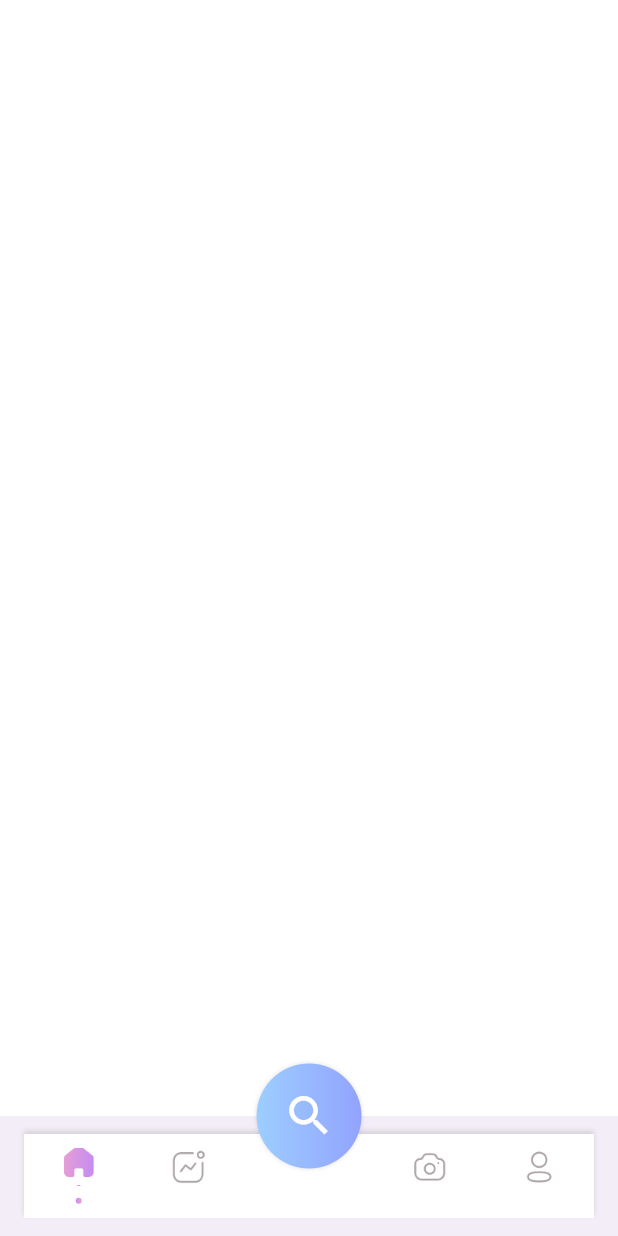
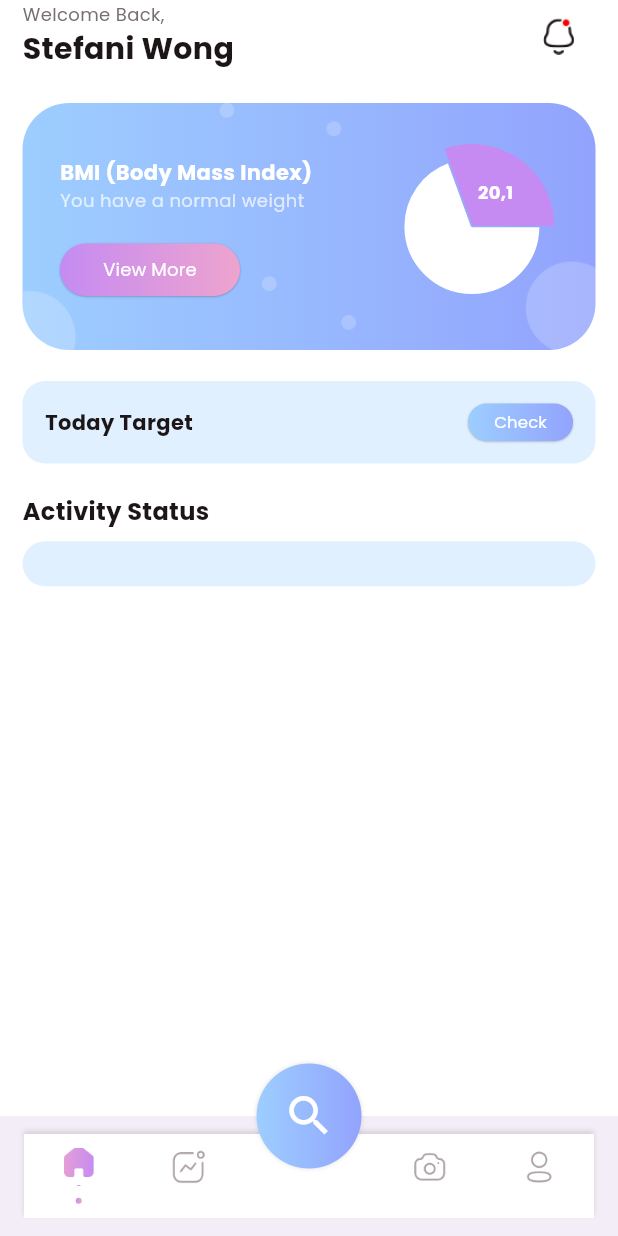
Before and after one commit to Daflah/FitnessTracker-SoftDev, a Flutter app: the MainTabView screen opened directly, on a phone screen of 412 x 824 dp. Run offline on Flutter 3.47's test engine with Material 3 defaults, Android fonts, the phone set to English and light mode, and no system bars; drawn by our look-alikes of fl_chart; our stand-ins replace carousel_slider.

Commit message:
push ajalah

```diff
--- a/lib/common_widget/round_button.dart
+++ b/lib/common_widget/round_button.dart
@@ -1,16 +1,21 @@
 import 'package:fitness_tracker/common/colo_extension.dart';
 import 'package:flutter/material.dart';
 
-enum RoundButtonType {bgGradient, textGradient}
+enum RoundButtonType {bgGradient, bgSGradient, textGradient}
 
 class RoundButton extends StatelessWidget {
   final String title;
   final RoundButtonType type;
   final VoidCallback onPressed;
+  final double fontSize;
+  final FontWeight fontWeight;
+
   const RoundButton(
     {super.key,
     required this.title,
     this.type = RoundButtonType.bgGradient,
+    this.fontSize = 16,
+    this.fontWeight = FontWeight.w700,
     required this.onPressed});
 
   @override
@@ -18,11 +23,10 @@ class RoundButton extends StatelessWidget {
     return Container(
       decoration: BoxDecoration(
         gradient: LinearGradient(
-          colors: TColor.primaryG,
-          begin: Alignment.centerLeft,
-          end: Alignment.centerRight),
+          colors: type == RoundButtonType.bgSGradient ? TColor.secondaryG :  TColor.primaryG,
+          ),
         borderRadius: BorderRadius.circular(25),
-        boxShadow: type ==  RoundButtonType.bgGradient
+        boxShadow: type == RoundButtonType.bgGradient ||  type == RoundButtonType.bgSGradient
         ? const [
           BoxShadow(
             color: Colors.black26,
@@ -36,13 +40,16 @@ class RoundButton extends StatelessWidget {
           shape: RoundedRectangleBorder(borderRadius: BorderRadius.circular(25)),
           textColor: TColor.primaryColor1,
           minWidth: double.maxFinite,
-          elevation: type ==  RoundButtonType.bgGradient ? 0 : 1,
-          color: type ==  RoundButtonType.bgGradient ? Colors.transparent : TColor.white,
-          child: type ==  RoundButtonType.bgGradient ?  Text(title,
-              style: TextStyle(
-                color: TColor.white,
-                fontSize: 18,
-                fontWeight: FontWeight.w700))
+          elevation: type == RoundButtonType.bgGradient ||  type == RoundButtonType.bgSGradient ? 0 : 1,
+          color: type == RoundButtonType.bgGradient ||  type == RoundButtonType.bgSGradient
+            ? Colors.transparent
+            : TColor.white,
+        child: type == RoundButtonType.bgGradient ||  type == RoundButtonType.bgSGradient
+            ? Text(title,
+                style: TextStyle(
+                    color: TColor.white,
+                    fontSize: fontSize,
+                    fontWeight: fontWeight))
             : ShaderMask(
             blendMode: BlendMode.srcIn,
             shaderCallback: (bounds) {
@@ -56,8 +63,8 @@ class RoundButton extends StatelessWidget {
             child: Text(title,
               style: TextStyle(
                 color: TColor.primaryColor1,
-                fontSize: 18,
-                fontWeight: FontWeight.w700)),
+                fontSize: fontSize,
+                fontWeight: fontWeight)),
         ),
       ),
     );
--- /dev/null
+++ b/lib/view/home/blank_view.dart
@@ -0,0 +1,18 @@
+import 'package:fitness_tracker/common/colo_extension.dart';
+import 'package:flutter/material.dart';
+
+class BlankView extends StatefulWidget {
+  const BlankView({super.key});
+
+  @override
+  State<BlankView> createState() => _BlankViewState();
+}
+
+class _BlankViewState extends State<BlankView> {
+  @override
+  Widget build(BuildContext context) {
+    return Scaffold(
+      backgroundColor: TColor.white,
+    );
+  }
+}
--- /dev/null
+++ b/lib/view/home/home_view.dart
@@ -0,0 +1,240 @@
+import 'package:fitness_tracker/common/colo_extension.dart';
+import 'package:fitness_tracker/common_widget/round_button.dart';
+import 'package:fl_chart/fl_chart.dart';
+import 'package:flutter/material.dart';
+
+class HomeView extends StatefulWidget {
+  const HomeView({super.key});
+
+  @override
+  State<HomeView> createState() => _HomeViewState();
+}
+
+class _HomeViewState extends State<HomeView> {
+  @override
+  Widget build(BuildContext context) {
+    var media = MediaQuery.of(context).size;
+    return Scaffold(
+      backgroundColor: TColor.white,
+      body: SingleChildScrollView(
+        child: SafeArea(
+          child: Padding(
+            padding: const EdgeInsets.symmetric(horizontal: 15),
+            child: Column(
+              crossAxisAlignment: CrossAxisAlignment.start,
+              children: [
+                Row(
+                  mainAxisAlignment: MainAxisAlignment.spaceBetween,
+                  children: [
+                    Column(
+                      crossAxisAlignment: CrossAxisAlignment.start,
+                      children: [
+                        Text(
+                          "Welcome Back,",
+                          style: TextStyle(color: TColor.gray, fontSize: 12),
+                        ),
+                        Text(
+                          "Stefani Wong",
+                          style: TextStyle(
+                              color: TColor.black,
+                              fontSize: 20,
+                              fontWeight: FontWeight.w700),
+                        ),
+                      ],
+                    ),
+                    IconButton(
+                        onPressed: () {
+                          // Navigator.push(
+                          //   context,
+                          //   MaterialPageRoute(
+                          //     builder: (context) => const NotificationView(),
+                          //   ),
+                          // );
+                        },
+                        icon: Image.asset(
+                          "assets/img/notification_active.png",
+                          width: 25,
+                          height: 25,
+                          fit: BoxFit.fitHeight,
+                        ))
+                  ],
+                ),
+                SizedBox(
+                  height: media.width * 0.05,
+                ),
+                Container(
+                  height: media.width * 0.4,
+                  decoration: BoxDecoration(
+                      gradient: LinearGradient(colors: TColor.primaryG),
+                      borderRadius: BorderRadius.circular(media.width * 0.075)),
+                  child: Stack(alignment: Alignment.center, children: [
+                    Image.asset(
+                      "assets/img/bg_dots.png",
+                      height: media.width * 0.4,
+                      width: double.maxFinite,
+                      fit: BoxFit.fitHeight,
+                    ),
+                    Padding(
+                      padding: const EdgeInsets.symmetric(
+                          vertical: 25, horizontal: 25),
+                      child: Row(
+                        mainAxisAlignment: MainAxisAlignment.spaceBetween,
+                        children: [
+                          Column(
+                            mainAxisAlignment: MainAxisAlignment.center,
+                            crossAxisAlignment: CrossAxisAlignment.start,
+                            children: [
+                              Text(
+                                "BMI (Body Mass Index)",
+                                style: TextStyle(
+                                    color: TColor.white,
+                                    fontSize: 14,
+                                    fontWeight: FontWeight.w700),
+                              ),
+                              Text(
+                                "You have a normal weight",
+                                style: TextStyle(
+                                    color: TColor.white.withOpacity(0.7),
+                                    fontSize: 12),
+                              ),
+                              SizedBox(
+                                height: media.width * 0.05,
+                              ),
+                              SizedBox(
+                                  width: 120,
+                                  height: 35,
+                                  child: RoundButton(
+                                      title: "View More",
+                                      type: RoundButtonType.bgSGradient,
+                                      fontSize: 12,
+                                      fontWeight: FontWeight.w400,
+                                      onPressed: () {}))
+                            ],
+                          ),
+                          AspectRatio(
+                            aspectRatio: 1,
+                            child: PieChart(
+                              PieChartData(
+                                pieTouchData: PieTouchData(
+                                  touchCallback:
+                                      (FlTouchEvent event, pieTouchResponse) {},
+                                ),
+                                startDegreeOffset: 250,
+                                borderData: FlBorderData(
+                                  show: false,
+                                ),
+                                sectionsSpace: 1,
+                                centerSpaceRadius: 0,
+                                sections: showingSections(),
+                              ),
+                            ),
+                          ),
+                      ],),
+                    ),
+                  ]),
+                ),
+
+                SizedBox(
+                  height: media.width * 0.05,
+                ),
+
+                Container(
+                  padding: const EdgeInsets.symmetric(vertical: 15, horizontal: 15),
+                  decoration: BoxDecoration(
+                    color: TColor.primaryColor2.withOpacity(0.3),
+                    borderRadius: BorderRadius.circular(15),
+                  ),
+                  child: Row(
+                    mainAxisAlignment: MainAxisAlignment.spaceBetween,
+                    children: [
+                    Text(
+                      "Today Target",
+                      style: TextStyle(
+                          color: TColor.black,
+                          fontSize: 14,
+                          fontWeight: FontWeight.w700),
+                      ),
+
+                        SizedBox(
+                          width: 70,
+                          height: 25,
+                          child: RoundButton(
+                              title: "Check",
+                              type: RoundButtonType.bgGradient,
+                              fontSize: 11,
+                              fontWeight: FontWeight.w400,
+                              onPressed: () {}))
+                    ],
+                  ),
+                ),
+
+                SizedBox(
+                  height: media.width * 0.05,
+                ),
+
+                Text(
+                "Activity Status",
+                style: TextStyle(
+                    color: TColor.black,
+                    fontSize: 16,
+                    fontWeight: FontWeight.w700),
+                ),
+
+                SizedBox(
+                  height: media.width * 0.02,
+                ),
+
+                Container(
+                  padding: const EdgeInsets.symmetric(vertical: 15, horizontal: 15),
+                  decoration: BoxDecoration(
+                    color: TColor.primaryColor2.withOpacity(0.3),
+                    borderRadius: BorderRadius.circular(15),
+                  ),
+
+                )
+
+              ],
+            ),
+          ),
+        ),
+      ),
+    );
+  }
+
+  List<PieChartSectionData> showingSections() {
+    return List.generate(
+      2,
+      (i) {
+        var color0 = TColor.secondaryColor1;
+
+        switch (i) {
+          case 0:
+            return PieChartSectionData(
+                color: color0,
+                value: 33,
+                title: '',
+                radius: 55,
+                titlePositionPercentageOffset: 0.55,
+                badgeWidget: const Text(
+                  "20,1",
+                  style: TextStyle(
+                      color: Colors.white,
+                      fontSize: 12,
+                      fontWeight: FontWeight.w700),
+                ),);
+          case 1:
+            return PieChartSectionData(
+              color: Colors.white,
+              value: 75,
+              title: '',
+              radius: 45,
+              titlePositionPercentageOffset: 0.55,
+            );
+
+          default:
+            throw Error();
+        }
+      },
+    );
+  }
+}
--- a/lib/view/main_tab/main_tab_view.dart
+++ b/lib/view/main_tab/main_tab_view.dart
@@ -1,6 +1,8 @@
 
 import 'package:fitness_tracker/common/colo_extension.dart';
 import 'package:fitness_tracker/common_widget/tab_button.dart';
+import 'package:fitness_tracker/view/home/blank_view.dart';
+import 'package:fitness_tracker/view/home/home_view.dart';
 import 'package:flutter/material.dart';
 
 class MainTabView extends StatefulWidget {
@@ -12,10 +14,13 @@ class MainTabView extends StatefulWidget {
 
 class _MainTabViewState extends State<MainTabView> {
   int selectTab = 0;
+  final PageStorageBucket pageBucket = PageStorageBucket();
+  Widget currentTab = const HomeView();
   @override
   Widget build(BuildContext context) {
     return Scaffold(
       backgroundColor: TColor.white,
+      body: PageStorage(bucket: pageBucket, child: currentTab),
       floatingActionButtonLocation: FloatingActionButtonLocation.centerDocked,
       floatingActionButton: SizedBox(
         width: 70,
@@ -55,6 +60,7 @@ class _MainTabViewState extends State<MainTabView> {
                   isActive: selectTab == 0,
                   onTap: () {
                     selectTab = 0;
+                    currentTab = const HomeView();
                     if(mounted){
                       setState(() {});
                     }
@@ -66,6 +72,7 @@ class _MainTabViewState extends State<MainTabView> {
                   isActive: selectTab == 1,
                   onTap: () {
                       selectTab = 1;
+                      currentTab = const BlankView();
                       if(mounted){
                         setState(() {});
                       }
@@ -81,6 +88,7 @@ class _MainTabViewState extends State<MainTabView> {
                   isActive: selectTab == 2,
                   onTap: () {
                       selectTab = 2;
+                      currentTab = const BlankView();
                       if(mounted){
                         setState(() {});
                       }
@@ -92,6 +100,7 @@ class _MainTabViewState extends State<MainTabView> {
                   isActive: selectTab == 3,
                   onTap: () {
                       selectTab = 3;
+                      currentTab = const BlankView();
                       if(mounted){
                         setState(() {});
                       }
--- a/pubspec.yaml
+++ b/pubspec.yaml
@@ -36,6 +36,7 @@ dependencies:
   # Use with the CupertinoIcons class for iOS style icons.
   cupertino_icons: ^1.0.2
   carousel_slider: ^4.2.1
+  fl_chart: ^0.68.0
 
 dev_dependencies:
   flutter_test:
```
Also changed, not shown: assets/img/bg_dots.png (added), assets/img/notification_active.png (added), pubspec.lock.
